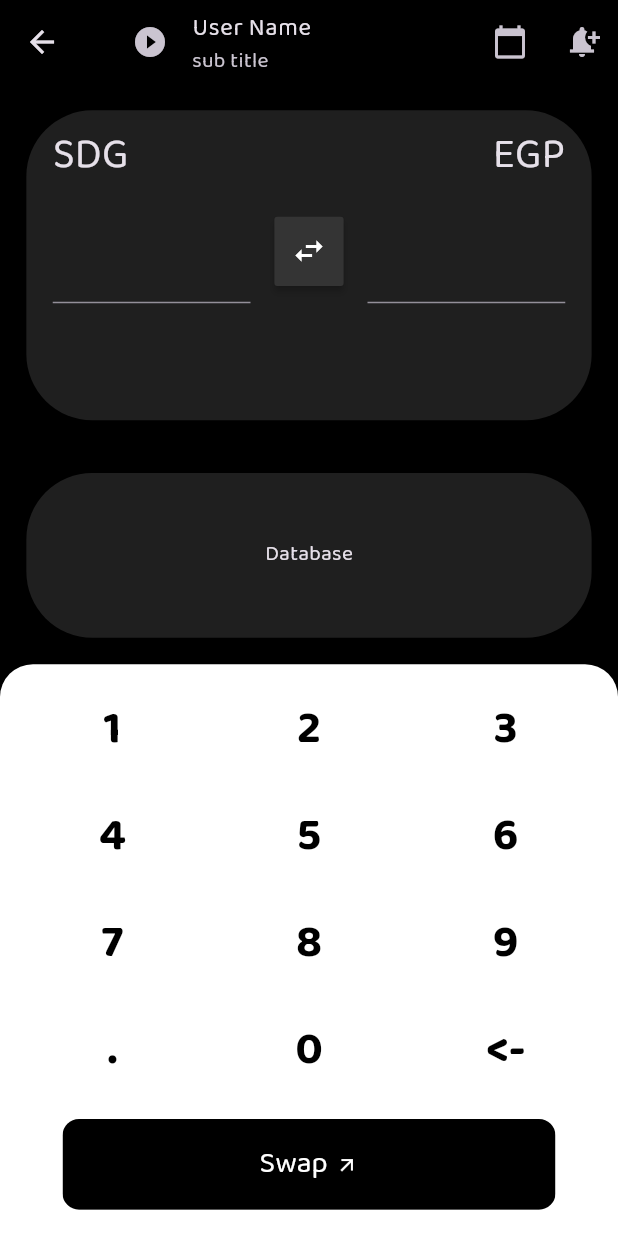
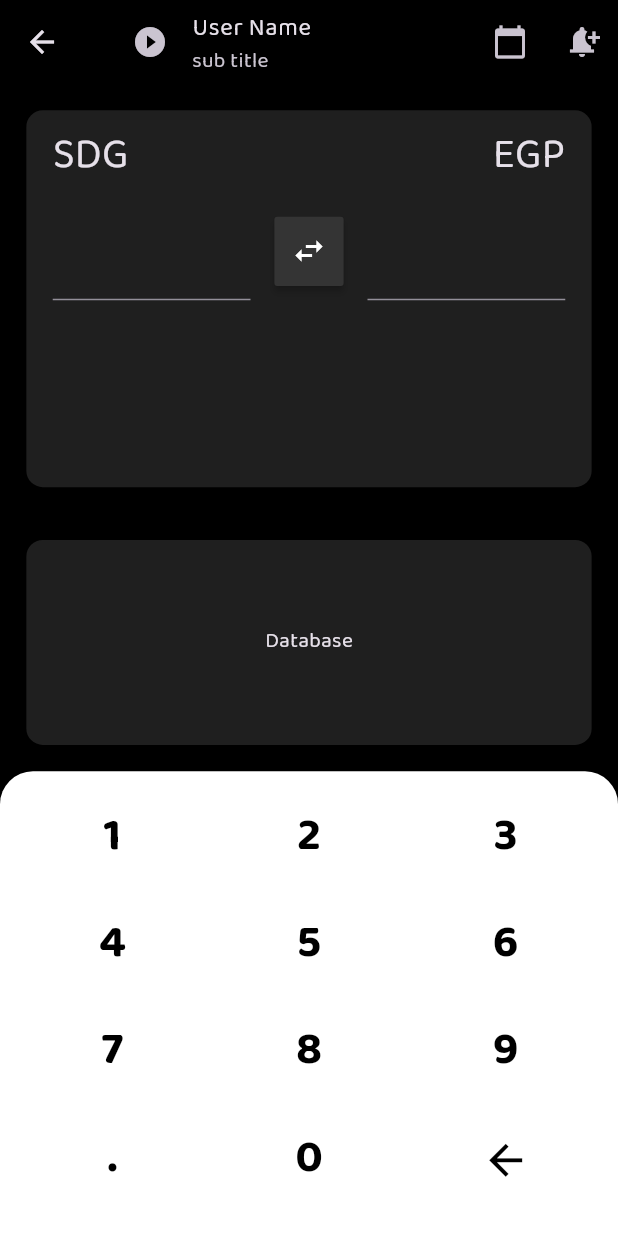
Before and after one commit to mohanedSalaheldin/sdg-tracker, a Flutter app: the CalculatorScreen screen opened directly, on a phone screen of 412 x 824 dp. Run offline on Flutter 3.47's test engine with Material 3 defaults, Android fonts, the light colour scheme and no system bars; our stand-ins replace connectivity_plus, fl_chart, flutter_riverpod, flutter_screenutil, gap, get_it and 2 more; accounts and stored records are empty.

Commit message:
Calculation Input Output Widget works

```diff
--- a/lib/src/my_app.dart
+++ b/lib/src/my_app.dart
@@ -3,7 +3,6 @@ import 'package:flutter_localizations/flutter_localizations.dart';
 import 'package:flutter_riverpod/flutter_riverpod.dart';
 import 'package:flutter_screenutil/flutter_screenutil.dart';
 import 'package:sudanese_currency/generated/l10n.dart';
-import 'package:sudanese_currency/src/presentation/screens/home_screen.dart';
 import 'package:sudanese_currency/src/presentation/screens/layout_screen.dart';
 import 'package:sudanese_currency/src/shared/app_theme.dart';
 
--- a/lib/src/presentation/screens/calculator_screen.dart
+++ b/lib/src/presentation/screens/calculator_screen.dart
@@ -3,11 +3,16 @@ import 'package:flutter_screenutil/flutter_screenutil.dart';
 import '../../shared/app_colors.dart';
 import '../../shared/constants.dart';
 import '../widgets/num_pad_and_sawp_widget.dart';
-import '../widgets/sawp_calculation_area_widget.dart';
+import '../widgets/calculation_input_output_area_widget.dart';
 
-class CalculatorScreen extends StatelessWidget {
+class CalculatorScreen extends StatefulWidget {
   const CalculatorScreen({super.key});
 
+  @override
+  State<CalculatorScreen> createState() => _CalculatorScreenState();
+}
+
+class _CalculatorScreenState extends State<CalculatorScreen> {
   @override
   Widget build(BuildContext context) {
     return SafeArea(
@@ -17,8 +22,7 @@ class CalculatorScreen extends StatelessWidget {
           crossAxisAlignment: CrossAxisAlignment.start,
           mainAxisAlignment: MainAxisAlignment.spaceBetween,
           children: [
-
-            const SawpCalculationAreaWidget(),
+            const CalculationInputOutputWidget(),
             Expanded(
               flex: 3,
               child: Container(
--- a/lib/src/presentation/widgets/sawp_calculation_area_widget.dart
+++ b/lib/src/presentation/widgets/calculation_input_output_area_widget.dart
@@ -1,37 +1,20 @@
 import 'package:flutter/material.dart';
+import 'package:flutter_riverpod/flutter_riverpod.dart';
 import 'package:flutter_screenutil/flutter_screenutil.dart';
+import 'package:sudanese_currency/src/providers/calculator_screen_providers.dart';
 import 'package:sudanese_currency/src/shared/app_colors.dart';
 import 'package:sudanese_currency/src/shared/constants.dart';
 
 import 'cash_text_from_field.dart';
 
-class SawpCalculationAreaWidget extends StatefulWidget {
-  const SawpCalculationAreaWidget({super.key});
+class CalculationInputOutputWidget extends ConsumerWidget {
+  const CalculationInputOutputWidget({super.key});
 
   @override
-  State<SawpCalculationAreaWidget> createState() =>
-      _SawpCalculationAreaWidgetState();
-}
-
-class _SawpCalculationAreaWidgetState extends State<SawpCalculationAreaWidget> {
-  late TextEditingController inputController;
-  late TextEditingController outputController;
-  @override
-  void initState() {
-    super.initState();
-    inputController = TextEditingController();
-    outputController = TextEditingController();
-  }
-
-  @override
-  void dispose() {
-    inputController.dispose();
-    outputController.dispose();
-    super.dispose();
-  }
-
-  @override
-  Widget build(BuildContext context) {
+  Widget build(BuildContext context, WidgetRef ref) {
+    final inputController = ref.watch(inputTxtControllerProvider);
+    final outputController = ref.watch(outputTxtControllerProvider);
+    var textStyle = TextStyle(fontSize: 25.sp, height: 1.0);
     return Expanded(
       flex: 5,
       child: Container(
@@ -49,20 +32,8 @@ class _SawpCalculationAreaWidgetState extends State<SawpCalculationAreaWidget> {
               Row(
                 mainAxisAlignment: MainAxisAlignment.spaceBetween,
                 children: [
-                  Text(
-                    'SDG',
-                    style: TextStyle(fontSize: 25.sp, height: 1.0),
-                  ),
-                  Text(
-                    'EGP',
-                    style: TextStyle(fontSize: 25.sp, height: 1.0),
-                  ),
-                  // Text(
-                  //   'EGP',
-                  //   style: TextStyle(
-                  //     fontSize: 25.sp,
-                  //   ),
-                  // ),
+                  Text('SDG', style: textStyle),
+                  Text('EGP', style: textStyle),
                 ],
               ),
               SizedBox(
@@ -79,10 +50,7 @@ class _SawpCalculationAreaWidgetState extends State<SawpCalculationAreaWidget> {
                         padding: const EdgeInsets.all(0),
                         color: const Color.fromARGB(255, 52, 52, 52),
                         onPressed: () {},
-                        child: const Icon(
-                          Icons.swap_horiz_outlined,
-                          // size: 20,
-                        ),
+                        child: const Icon(Icons.swap_horiz_outlined),
                       ),
                     ),
                     CashTextFromField(controller: outputController),
--- a/lib/src/presentation/widgets/cash_text_from_field.dart
+++ b/lib/src/presentation/widgets/cash_text_from_field.dart
@@ -5,7 +5,8 @@ import 'package:sudanese_currency/src/shared/app_colors.dart';
 
 class CashTextFromField extends StatelessWidget {
   const CashTextFromField({
-    super.key, required this.controller,
+    super.key,
+    required this.controller,
   });
   final TextEditingController controller;
 
@@ -18,7 +19,7 @@ class CashTextFromField extends StatelessWidget {
         controller: controller,
         cursorColor: AppColors.greenColor,
         style: TextStyle(
-          fontSize: 32.sp,
+          fontSize: 30.sp,
         ),
         decoration: const InputDecoration(
           border: UnderlineInputBorder(
--- a/lib/src/presentation/widgets/num_pad_and_sawp_widget.dart
+++ b/lib/src/presentation/widgets/num_pad_and_sawp_widget.dart
@@ -1,15 +1,20 @@
 import 'package:flutter/material.dart';
+import 'package:flutter_riverpod/flutter_riverpod.dart';
 import 'package:flutter_screenutil/flutter_screenutil.dart';
 import 'package:sudanese_currency/src/presentation/widgets/numbers_pad_widget.dart';
 import 'package:sudanese_currency/src/presentation/widgets/swap_buttom_widget.dart';
 
 import 'package:sudanese_currency/src/shared/constants.dart';
 
-class NumPadAndSawpWidget extends StatelessWidget {
+import '../../providers/calculator_screen_providers.dart';
+
+class NumPadAndSawpWidget extends ConsumerWidget {
   const NumPadAndSawpWidget({super.key});
 
   @override
-  Widget build(BuildContext context) {
+  Widget build(BuildContext context, WidgetRef ref) {
+    final inputController = ref.watch(inputTxtControllerProvider);
+    final outputController = ref.watch(outputTxtControllerProvider);
     return Container(
       decoration: BoxDecoration(
         borderRadius: BorderRadius.only(
@@ -20,12 +25,16 @@ class NumPadAndSawpWidget extends StatelessWidget {
       ),
       child: Padding(
         padding: EdgeInsets.all(appDefaultPadding),
-        child: Column(
+        child: const Column(
           crossAxisAlignment: CrossAxisAlignment.start,
           children: [
-            const NumbersPadWidget(),
-            SizedBox(height: 10.0.sp),
-            const SwapButtomWidget(),
+            NumbersPadWidget(),
+            // SizedBox(height: 5.0.sp),
+            // SwapButtomWidget(
+            //   onPressed: () {
+            //     outputController.text = "Edited";
+            //   },
+            // ),
           ],
         ),
       ),
--- a/lib/src/presentation/widgets/numbers_pad_widget.dart
+++ b/lib/src/presentation/widgets/numbers_pad_widget.dart
@@ -1,13 +1,18 @@
 import 'package:flutter/material.dart';
+import 'package:flutter_riverpod/flutter_riverpod.dart';
 import 'package:flutter_screenutil/flutter_screenutil.dart';
 
-class NumbersPadWidget extends StatelessWidget {
+import '../../providers/calculator_screen_providers.dart';
+
+class NumbersPadWidget extends ConsumerWidget {
   const NumbersPadWidget({
     super.key,
   });
 
   @override
-  Widget build(BuildContext context) {
+  Widget build(BuildContext context, WidgetRef ref) {
+    final inputController = ref.watch(inputTxtControllerProvider);
+    final outputController = ref.watch(outputTxtControllerProvider);
     final List buttons = [
       "1",
       "2",
@@ -35,21 +40,51 @@ class NumbersPadWidget extends StatelessWidget {
         children: List.generate(
           buttons.length,
           (index) => InkWell(
-            onTap: () {},
+            onTap: () {
+              if (!_isLastButton(index)) {
+                inputController.text = inputController.text + buttons[index];
+              } else {
+                inputController.text = inputController.text
+                    .substring(0, inputController.text.length - 1);
+              }
+              if (inputController.text.isNotEmpty) {
+                outputController.text =
+                    (double.parse(inputController.text) / 55)
+                        .toStringAsFixed(2);
+              } else {
+                outputController.text = "";
+              }
+            },
             child: CircleAvatar(
               backgroundColor: Colors.white,
-              child: Text(
-                buttons[index],
-                style: TextStyle(
-                  fontWeight: FontWeight.bold,
-                  color: Colors.black,
-                  fontSize: 28.sp,
-                ),
-              ),
+              child: _isLastButton(index)
+                  ? _buildBackIcon()
+                  : _buildNumerKey(buttons, index),
             ),
           ),
         ),
       ),
     );
   }
+
+  Text _buildNumerKey(List<dynamic> buttons, int index) {
+    return Text(
+      buttons[index],
+      style: TextStyle(
+        fontWeight: FontWeight.bold,
+        color: Colors.black,
+        fontSize: 28.sp,
+      ),
+    );
+  }
+
+  Icon _buildBackIcon() {
+    return Icon(
+      Icons.arrow_back,
+      size: 30.sp,
+      color: Colors.black,
+    );
+  }
+
+  bool _isLastButton(int index) => index == 11;
 }
--- a/lib/src/presentation/widgets/swap_buttom_widget.dart
+++ b/lib/src/presentation/widgets/swap_buttom_widget.dart
@@ -5,8 +5,9 @@ import 'package:sudanese_currency/src/shared/constants.dart';
 class SwapButtomWidget extends StatelessWidget {
   const SwapButtomWidget({
     super.key,
+    required this.onPressed,
   });
-
+  final void Function() onPressed;
   @override
   Widget build(BuildContext context) {
     return Container(
@@ -21,7 +22,7 @@ class SwapButtomWidget extends StatelessWidget {
       clipBehavior: Clip.antiAlias,
       child: MaterialButton(
         color: Colors.black,
-        onPressed: () {},
+        onPressed: onPressed,
         child: Row(
           mainAxisAlignment: MainAxisAlignment.center,
           children: [
--- /dev/null
+++ b/lib/src/providers/calculator_screen_providers.dart
@@ -0,0 +1,14 @@
+import 'package:flutter/material.dart';
+import 'package:flutter_riverpod/flutter_riverpod.dart';
+
+final inputTxtControllerProvider = Provider<TextEditingController>((ref) {
+  final controller = TextEditingController();
+  ref.onDispose(() => controller.dispose());
+  return controller;
+});
+
+final outputTxtControllerProvider = Provider<TextEditingController>((ref) {
+  final controller = TextEditingController();
+  ref.onDispose(() => controller.dispose());
+  return controller;
+});
--- a/lib/src/shared/constants.dart
+++ b/lib/src/shared/constants.dart
@@ -4,4 +4,4 @@ import 'package:flutter_screenutil/flutter_screenutil.dart';
 double appDefaultPadding = 16.0.sp;
 double appDefaultradius = 20.sp;
 BorderRadius borderRadius =
-    BorderRadius.all(Radius.circular(appDefaultradius * 2));
+    BorderRadius.all(Radius.circular(appDefaultradius * .5));
```
Also changed, not shown: lib/src/presentation/screens/data_entry_screen.dart (+16 -2 lines), lib/src/presentation/screens/layout_screen.dart (+30 -5 lines), lib/src/presentation/widgets/exchange_rate_chart_widget.dart (+25 -29 lines), lib/src/providers/exchange_rates_provider.dart (+30 -7 lines), lib/src/shared/app_navigation.dart (added, +13 -0 lines).
